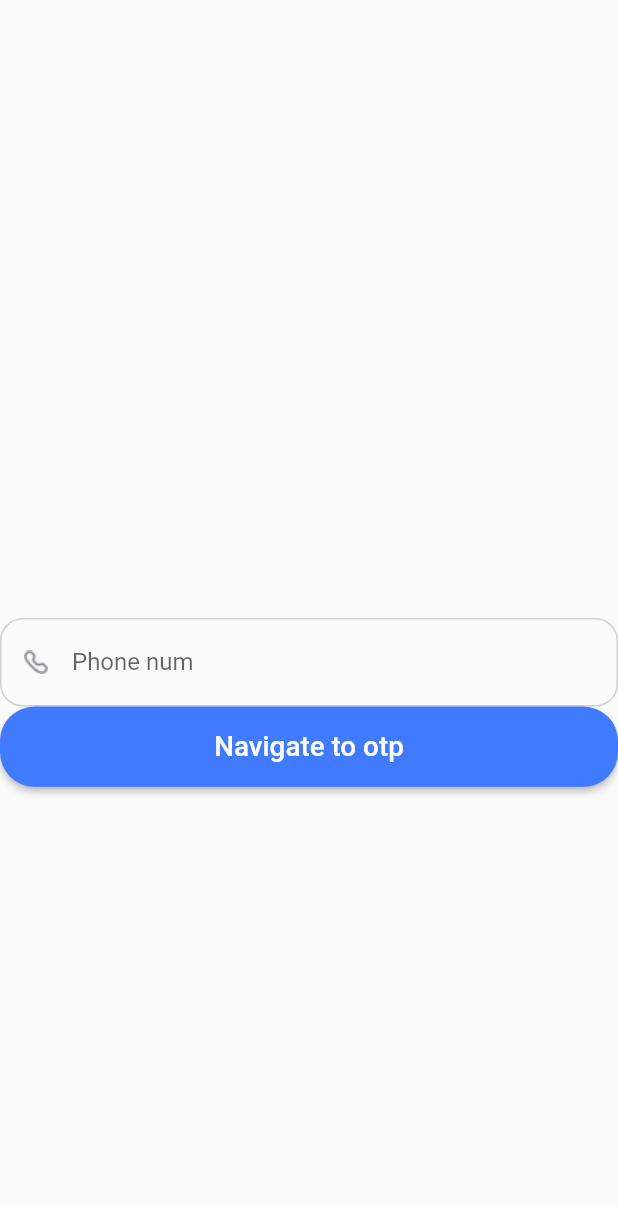
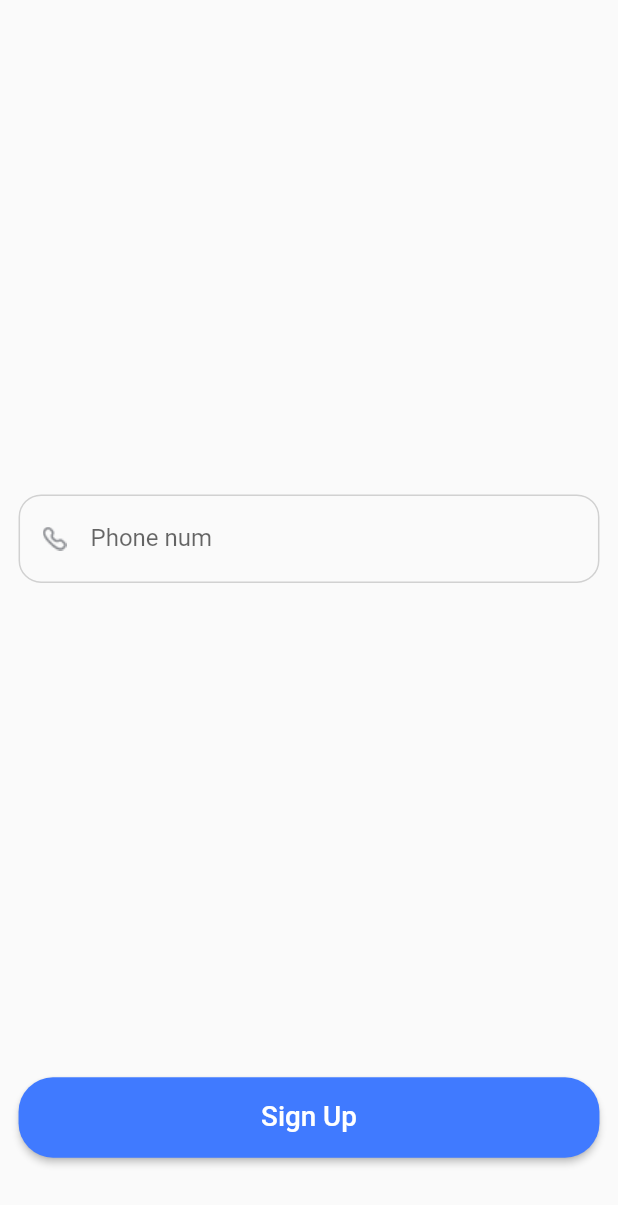
Before and after one commit to mostafa1255/Payment_App, a Flutter app: the Phonenumber screen opened directly, on a phone screen of 412 x 824 dp. Shown: the top 1205 px of the screen. Run offline on Flutter 3.47's test engine with Material 2 defaults, Android fonts, the phone set to English and light mode, and no system bars; our stand-ins replace animated_splash_screen, bloc, csc_picker, curved_navigation_bar, dio, firebase_auth and 10 more; missing offline and left inert: bottom_bar_with_sheet, flutter_stripe, numpad_layout; accounts and stored records are empty.

Commit message:
Change Phone number ui

```diff
--- a/lib/App/Presentation/View/Screens/Auth/OTP/phonenumber.dart
+++ b/lib/App/Presentation/View/Screens/Auth/OTP/phonenumber.dart
@@ -6,7 +6,6 @@ import 'package:payment_app/App/Presentation/View/Screens/Auth/OTP/otp_Screen.da
 import 'package:payment_app/App/Presentation/View/Widgets/customMainButton.dart';
 import 'package:payment_app/App/Presentation/View/Widgets/customTextField1.dart';
 import 'package:payment_app/App/Styles/Assets.dart';
-
 import 'package:payment_app/App/data/Cubits/Auth_Cubit/auth_cubit.dart';
 
 class Phonenumber extends StatefulWidget {
@@ -33,22 +32,28 @@ class _PhonenumberState extends State<Phonenumber> {
         builder: (context, state) {
           return Scaffold(
             body: SingleChildScrollView(
+              child: Padding(
+                padding: EdgeInsets.symmetric(horizontal: device.width * .03),
                 child: Column(
                   children: [
                     SizedBox(
-                    height: device.height * 0.5,
+                      height: device.height * 0.4,
                     ),
                     customTextField1(
+                      keyboardType: TextInputType.number,
                       data: phone,
                       icon: Aseets.Phone,
                       txt: "Phone num",
                     ),
+                    SizedBox(
+                      height: device.height * 0.4,
+                    ),
                     customMainButton(
                       device: device,
-                    txt: "Navigate to otp",
+                      txt: "Sign Up",
                       onPressed: () async {
                         await auth.verifyPhoneNumber(
-                        timeout: Duration(seconds: 30),
+                          timeout: const Duration(seconds: 30),
                           phoneNumber: '+2${phone.text.trim()}',
                           verificationCompleted:
                               (PhoneAuthCredential credential) {},
@@ -67,6 +72,7 @@ class _PhonenumberState extends State<Phonenumber> {
                   ],
                 ),
               ),
+            ),
           );
         },
       ),
--- a/lib/App/Presentation/View/Widgets/customTextField1.dart
+++ b/lib/App/Presentation/View/Widgets/customTextField1.dart
@@ -6,13 +6,16 @@ class customTextField1 extends StatelessWidget {
     required this.txt,
     required this.icon,
     this.data,
+    this.keyboardType,
   });
   final String txt;
   final String icon;
   final TextEditingController? data;
+  final TextInputType? keyboardType;
   @override
   Widget build(BuildContext context) {
     return TextFormField(
+      keyboardType: keyboardType,
       controller: data,
       decoration: InputDecoration(
           enabledBorder: OutlineInputBorder(
--- a/lib/main.dart
+++ b/lib/main.dart
@@ -4,6 +4,7 @@ import 'package:firebase_core/firebase_core.dart';
 import 'package:flutter/material.dart';
 import 'package:flutter_stripe/flutter_stripe.dart';
 import 'package:get/get.dart';
+import 'package:payment_app/App/Presentation/View/Screens/Auth/OTP/phonenumber.dart';
 import 'package:payment_app/App/Presentation/View/Screens/money%20added%20successful/money_added_successful.dart';
 import 'package:payment_app/App/Presentation/View/Screens/stripe_screen_test.dart';
 import 'package:payment_app/App/Tools/Stripe_Keys.dart';
@@ -26,6 +27,6 @@ class MyApp extends StatelessWidget {
   @override
   Widget build(BuildContext context) {
     return GetMaterialApp(
-        debugShowCheckedModeBanner: false, home: TransferScreen());
+        debugShowCheckedModeBanner: false, home: Phonenumber());
   }
 }
```
Lines whose indentation alone changed are shown as unchanged.
